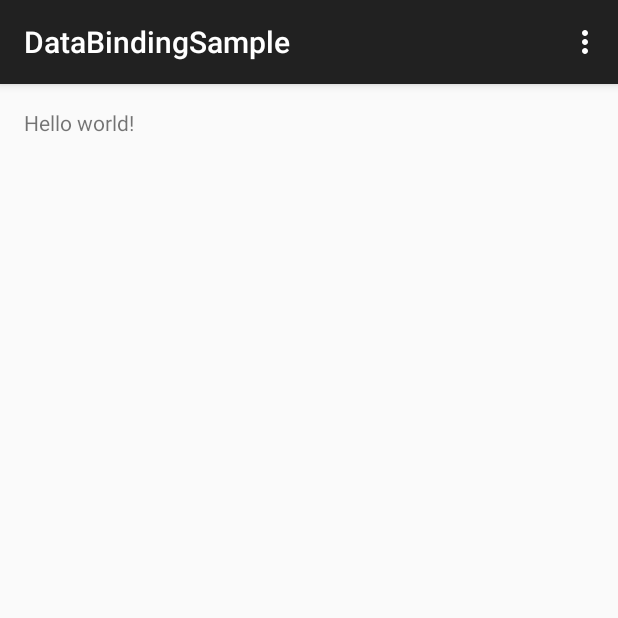
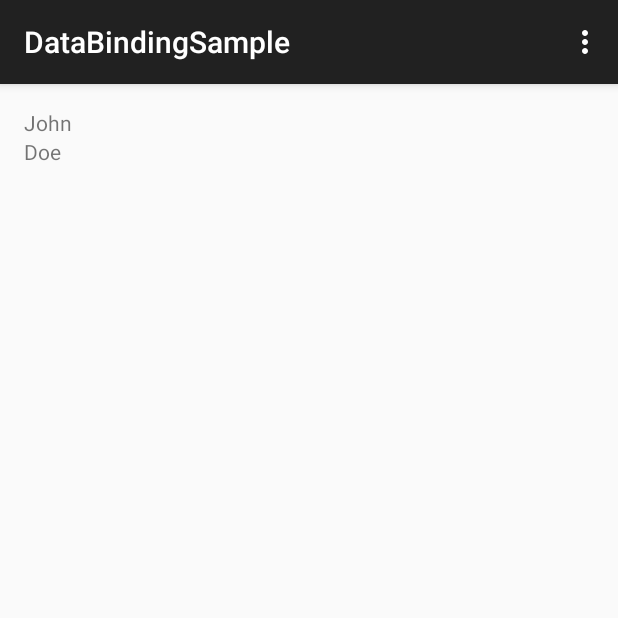
Before and after one commit to mattak/DataBindingSample, an Android app: the screen it shows after launch (MainActivity), on a phone screen of 412 x 824 dp, the top half of it. Run offline under Robolectric (Android 15) with nearby library versions, the phone set to English and light mode, and no system bars; our stand-ins replace data binding.

Commit message:
Sample1Fragment

```diff
--- a/app/build.gradle
+++ b/app/build.gradle
@@ -1,4 +1,5 @@
 apply plugin: 'com.android.application'
+apply plugin: 'com.android.databinding'
 
 android {
     compileSdkVersion 22
@@ -9,10 +10,9 @@ android {
         minSdkVersion 15
         targetSdkVersion 22
         versionCode 1
-        versionName "1.0"
+        versionName "1.0.0"
     }
-    buildTypes {
-        release {
+    buildTypes { release {
             minifyEnabled false
             proguardFiles getDefaultProguardFile('proguard-android.txt'), 'proguard-rules.pro'
         }
--- a/app/src/main/java/me/mattak/databindingsample/MainActivity.java
+++ b/app/src/main/java/me/mattak/databindingsample/MainActivity.java
@@ -1,5 +1,7 @@
 package me.mattak.databindingsample;
 
+import android.support.v4.app.Fragment;
+import android.support.v4.app.FragmentTransaction;
 import android.support.v7.app.AppCompatActivity;
 import android.os.Bundle;
 import android.view.Menu;
@@ -11,6 +13,13 @@ public class MainActivity extends AppCompatActivity {
     protected void onCreate(Bundle savedInstanceState) {
         super.onCreate(savedInstanceState);
         setContentView(R.layout.activity_main);
+        changeFragment(Sample1Fragment.getInstance());
+    }
+
+    private void changeFragment(Fragment fragment) {
+        FragmentTransaction ft = getSupportFragmentManager().beginTransaction();
+        ft.replace(R.id.content, fragment);
+        ft.commit();
     }
 
     @Override
--- /dev/null
+++ b/app/src/main/java/me/mattak/databindingsample/Sample1Fragment.java
@@ -0,0 +1,28 @@
+package me.mattak.databindingsample;
+
+import android.databinding.DataBindingUtil;
+import android.os.Bundle;
+import android.support.v4.app.Fragment;
+import android.view.LayoutInflater;
+import android.view.View;
+import android.view.ViewGroup;
+
+import me.mattak.databindingsample.databinding.FragmentSample1Binding;
+import me.mattak.databindingsample.entity.User;
+
+public class Sample1Fragment extends Fragment {
+    public static Sample1Fragment getInstance() {
+        return new Sample1Fragment();
+    }
+
+    @Override
+    public View onCreateView(LayoutInflater inflater, ViewGroup container, Bundle savedInstanceState) {
+        View view = inflater.inflate(R.layout.fragment_sample1, container, false);
+
+        FragmentSample1Binding binding = DataBindingUtil.bind(view);
+        User user = new User("John", "Doe");
+        binding.setUser(user);
+
+        return view;
+    }
+}
--- /dev/null
+++ b/app/src/main/java/me/mattak/databindingsample/entity/User.java
@@ -0,0 +1,11 @@
+package me.mattak.databindingsample.entity;
+
+public class User {
+    public final String firstName;
+    public final String lastName;
+
+    public User(String firstName, String lastName) {
+        this.firstName = firstName;
+        this.lastName = lastName;
+    }
+}
--- a/app/src/main/res/layout/activity_main.xml
+++ b/app/src/main/res/layout/activity_main.xml
@@ -5,7 +5,11 @@
     android:paddingTop="@dimen/activity_vertical_margin"
     android:paddingBottom="@dimen/activity_vertical_margin" tools:context=".MainActivity">
 
-    <TextView android:text="@string/hello_world" android:layout_width="wrap_content"
-        android:layout_height="wrap_content" />
+    <LinearLayout
+        android:id="@+id/content"
+        android:layout_width="match_parent"
+        android:layout_height="match_parent"
+        android:orientation="vertical"
+        />
 
 </RelativeLayout>
--- /dev/null
+++ b/app/src/main/res/layout/fragment_sample1.xml
@@ -0,0 +1,26 @@
+<?xml version="1.0" encoding="utf-8"?>
+<layout xmlns:android="http://schemas.android.com/apk/res/android">
+    <data>
+        <variable name="user" type="me.mattak.databindingsample.entity.User" />
+    </data>
+
+    <LinearLayout
+        android:layout_width="match_parent"
+        android:layout_height="match_parent"
+        android:orientation="vertical">
+
+        <TextView
+            android:layout_width="match_parent"
+            android:layout_height="wrap_content"
+            android:text="@{user.firstName}"
+            />
+
+        <TextView
+            android:layout_width="match_parent"
+            android:layout_height="wrap_content"
+            android:text="@{user.lastName}"
+            />
+
+    </LinearLayout>
+
+</layout>
--- a/build.gradle
+++ b/build.gradle
@@ -5,7 +5,8 @@ buildscript {
         jcenter()
     }
     dependencies {
-        classpath 'com.android.tools.build:gradle:1.2.3'
+        classpath 'com.android.tools.build:gradle:1.3.0-beta4'
+        classpath 'com.android.databinding:dataBinder:1.0-rc0'
 
         // NOTE: Do not place your application dependencies here; they belong
         // in the individual module build.gradle files
```
